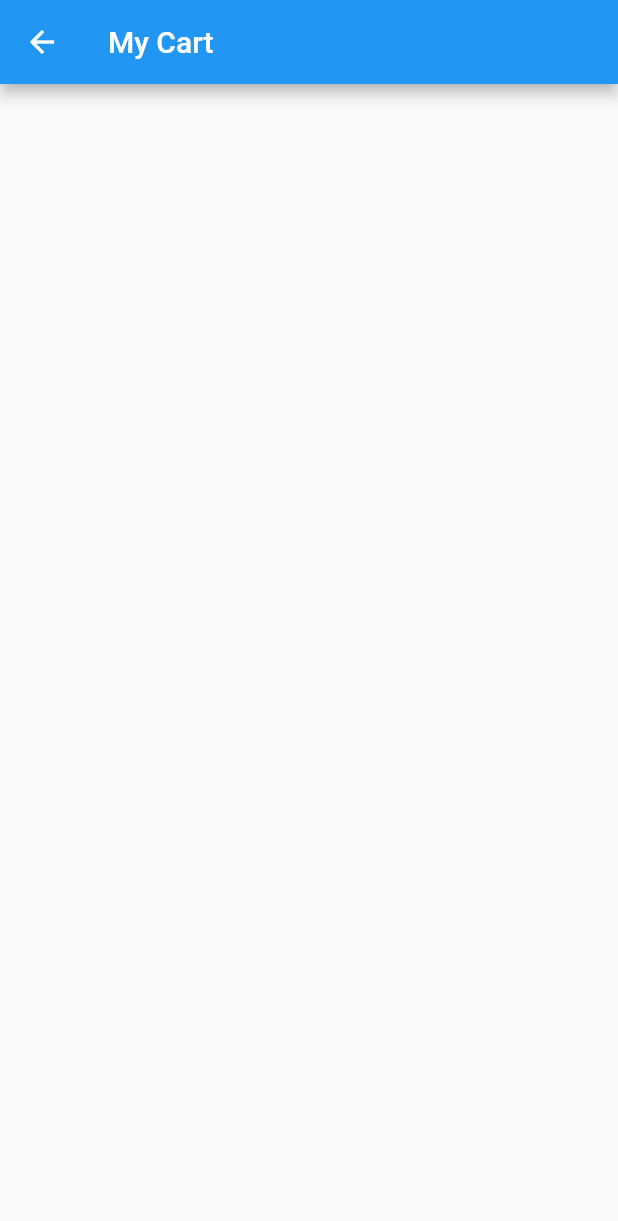
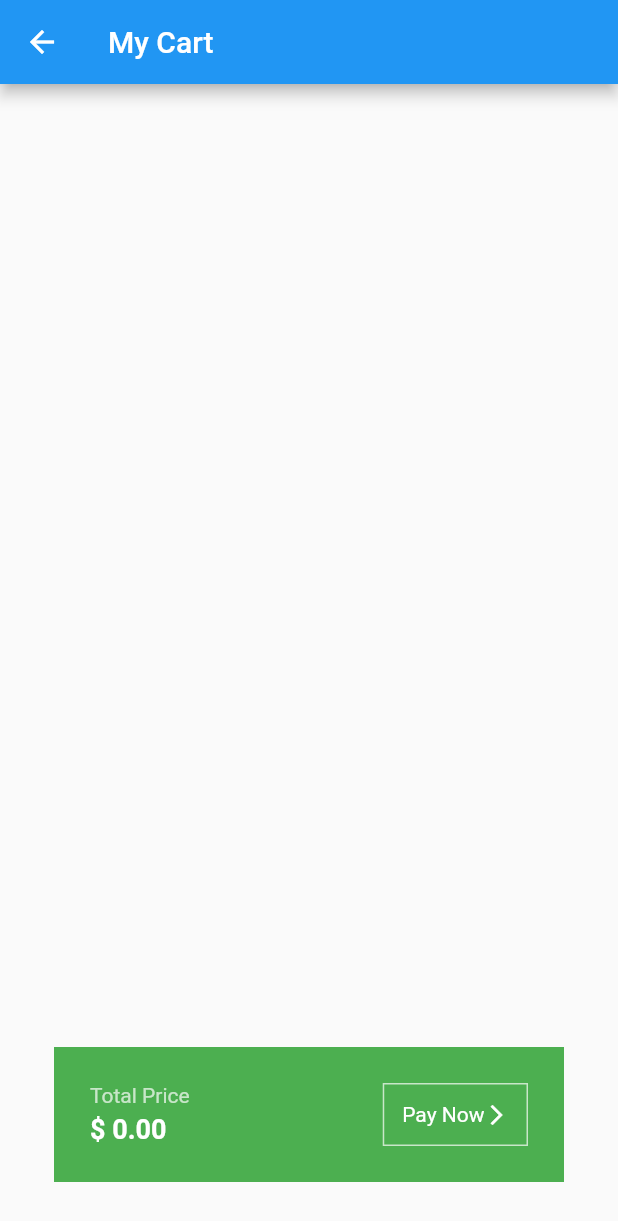
Before and after one commit to siam786/fluttershop, a Flutter app: the screen it shows after launch, after a tap on "Get Started", after a tap on the "shopping bag" icon, on a phone screen of 412 x 824 dp. Shown: the top 1221 px of the screen. Run offline on Flutter 3.47's test engine with Material 2 defaults, Android fonts, the phone set to English and light mode, and no system bars; our stand-ins replace google_fonts.

Commit message:
add final

```diff
--- a/lib/model/cart_model.dart
+++ b/lib/model/cart_model.dart
@@ -10,6 +10,28 @@ class CartModel extends ChangeNotifier {
     ["Chicken", "3.00", "lib/images/chicken.png", Colors.red],
     ["Water", "5.00", "lib/images/water.png", Colors.orange]
   ];
+  // list of cart items
+  List _cartItems = [];
+  get cartItems => _cartItems;
+  get shopItems => _shopItems;
+  // add item to cart
+  void addItems(int index) {
+    _cartItems.add(_shopItems[index]);
+    notifyListeners();
+  }
 
-  get shopItems => _shopItems;
+  // remove item from cart
+  void removeItemCart(int index) {
+    _cartItems.removeAt(index);
+    notifyListeners();
+  }
+
+  //calculate total priceho
+  String calculateTotal() {
+    double totalPrice = 0;
+    for (int i = 0; i < _cartItems.length; i++) {
+      totalPrice += double.parse(_cartItems[i][1]);
+    }
+    return totalPrice.toStringAsFixed(2);
+  }
 }
--- a/lib/pages/cart_page.dart
+++ b/lib/pages/cart_page.dart
@@ -1,5 +1,7 @@
 import 'package:flutter/material.dart';
 import 'package:flutter/src/widgets/framework.dart';
+import 'package:provider/provider.dart';
+import 'package:shop/model/cart_model.dart';
 
 class CartPage extends StatelessWidget {
   const CartPage({super.key});
@@ -7,9 +9,93 @@ class CartPage extends StatelessWidget {
   @override
   Widget build(BuildContext context) {
     return Scaffold(
-      appBar: AppBar(
-        title: Text('My Cart'),
-      ),
-    );
+        appBar: AppBar(
+          title: Text('My Cart'),
+        ),
+        body: Consumer<CartModel>(builder: (context, value, child) {
+          return Column(
+            children: [
+              Expanded(
+                child: ListView.builder(
+                    itemCount: value.cartItems.length,
+                    padding: EdgeInsets.all(12),
+                    itemBuilder: (context, index) {
+                      return Padding(
+                        padding: const EdgeInsets.all(12.0),
+                        child: Container(
+                          decoration: BoxDecoration(
+                              color: Colors.grey[200],
+                              borderRadius: BorderRadius.circular(8)),
+                          child: ListTile(
+                            leading: Image.asset(
+                              value.cartItems[index][2],
+                              height: 36,
+                            ),
+                            title: Text(value.cartItems[index][0]),
+                            subtitle: Text('\$' + value.cartItems[index][1]),
+                            trailing: IconButton(
+                              icon: Icon(Icons.cancel),
+                              onPressed: () =>
+                                  Provider.of<CartModel>(context, listen: false)
+                                      .removeItemCart(index),
+                            ),
+                          ),
+                        ),
+                      );
+                    }),
+              ),
+              // total + pay now
+              Padding(
+                padding: const EdgeInsets.all(36.0),
+                child: Container(
+                    decoration: BoxDecoration(color: Colors.green),
+                    child: Padding(
+                      padding: const EdgeInsets.all(24.0),
+                      child: Row(
+                        mainAxisAlignment: MainAxisAlignment.spaceBetween,
+                        children: [
+                          Column(
+                            crossAxisAlignment: CrossAxisAlignment.start,
+                            children: [
+                              Text(
+                                "Total Price",
+                                style: TextStyle(color: Colors.green[100]),
+                              ),
+                              const SizedBox(
+                                height: 4,
+                              ),
+                              Text(
+                                '\$ ${value.calculateTotal()}',
+                                style: TextStyle(
+                                    color: Colors.white,
+                                    fontSize: 18,
+                                    fontWeight: FontWeight.bold),
+                              )
+                            ],
+                          ),
+                          // pay now
+                          Container(
+                            decoration: BoxDecoration(
+                                border:
+                                    Border.all(color: Colors.green.shade100)),
+                            padding: const EdgeInsets.all(12),
+                            child: Row(
+                              children: const [
+                                Text(
+                                  "Pay Now",
+                                  style: TextStyle(color: Colors.white),
+                                ),
+                                Icon(Icons.arrow_forward_ios,
+                                    size: 16, color: Colors.white)
+                              ],
+                            ),
+                          )
+                        ],
+                      ),
+                    )),
+              )
+            ],
+          );
+        }));
   }
 }
--- a/lib/pages/home_page.dart
+++ b/lib/pages/home_page.dart
@@ -85,7 +85,8 @@ class HomePage extends StatelessWidget {
                         ImagePath: value.shopItems[index][2],
                         Color: value.shopItems[index][3],
                         onPressed: () {
-
+                          Provider.of<CartModel>(context, listen: false)
+                              .addItems(index);
                         },
                       );
                     },
```
Also changed, not shown: 6 other files.
